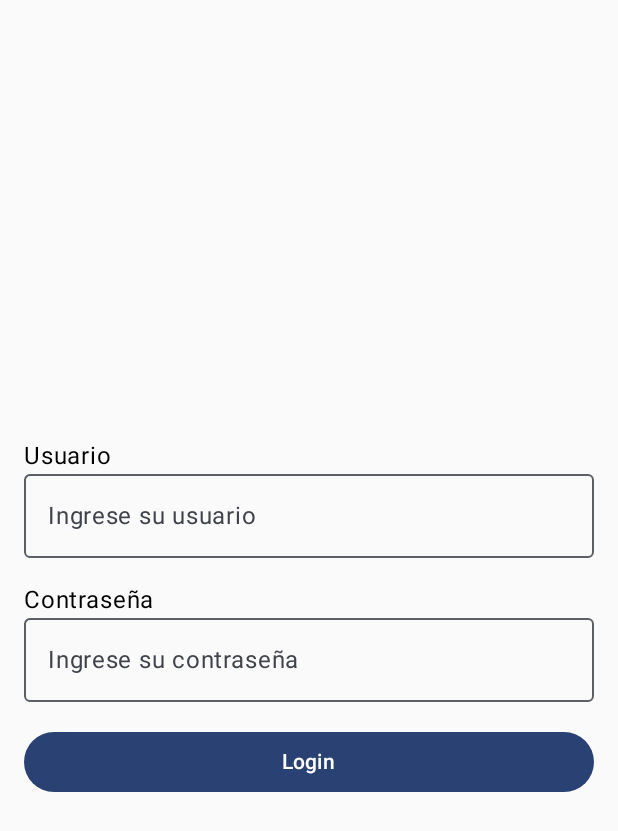
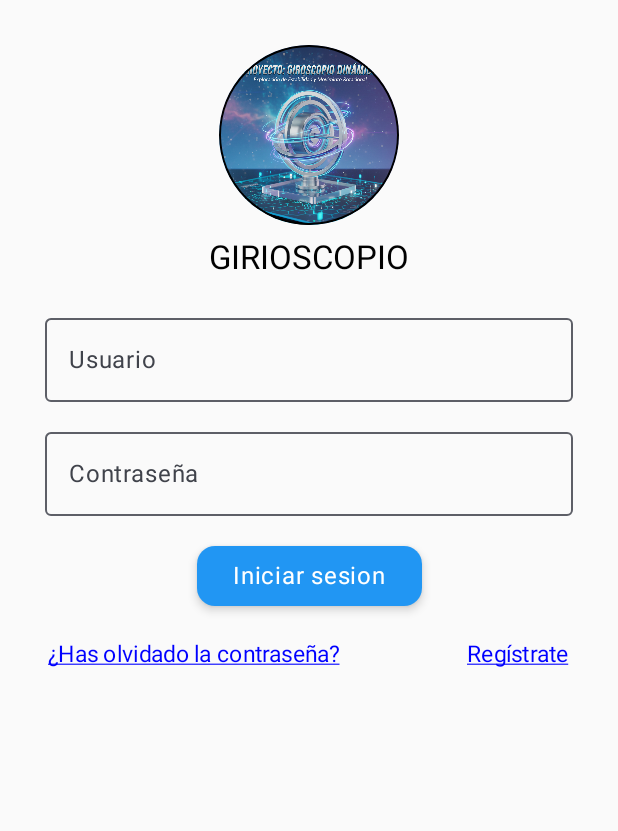
Before and after one commit to Iza-9921/Giroscopio, an Android app built with Jetpack Compose: the screen it shows after launch (MainActivity), on a phone screen of 412 x 824 dp. Shown: the top 831 px of the screen. Run offline under Robolectric (Android 15) with nearby library versions, the phone set to English and light mode, and no system bars.

Commit message:
Creacion de login, registro

```diff
--- a/app/src/main/java/com/example/giroscopioapp/MainActivity.kt
+++ b/app/src/main/java/com/example/giroscopioapp/MainActivity.kt
@@ -3,34 +3,19 @@ package com.example.giroscopioapp
 import android.os.Bundle
 import androidx.activity.ComponentActivity
 import androidx.activity.compose.setContent
-import androidx.compose.runtime.Composable
-import androidx.navigation.compose.NavHost
-import androidx.navigation.compose.composable
-import androidx.navigation.compose.rememberNavController
-import com.example.giroscopioapp.screens.GyroscopeScreen
-import com.example.giroscopioapp.screens.LoginScreen
+import androidx.activity.enableEdgeToEdge
+import com.example.giroscopioapp.ui.Navigation
 import com.example.giroscopioapp.ui.theme.GiroscopioAppTheme
 
 class MainActivity : ComponentActivity() {
     override fun onCreate(savedInstanceState: Bundle?) {
         super.onCreate(savedInstanceState)
+        enableEdgeToEdge()
         setContent {
             GiroscopioAppTheme {
-                AppNavigation()
+                Navigation()
             }
         }
     }
 }
-
-@Composable
-fun AppNavigation() {
-    val navController = rememberNavController()
-    NavHost(navController = navController, startDestination = "login") {
-        composable("login") {
-            LoginScreen(navController = navController)
-        }
-        composable("gyroscope") {
-            GyroscopeScreen()
-        }
-    }
-}
+//GiroscopioAppTheme
--- a/app/src/main/java/com/example/giroscopioapp/screens/LoginScreen.kt
+++ /dev/null
@@ -1,53 +0,0 @@
-package com.example.giroscopioapp.screens
-
-import androidx.compose.foundation.layout.*
-import androidx.compose.material3.Button
-import androidx.compose.material3.OutlinedTextField
-import androidx.compose.material3.Text
-import androidx.compose.runtime.*
-import androidx.compose.ui.Alignment
-import androidx.compose.ui.Modifier
-import androidx.compose.ui.text.input.PasswordVisualTransformation
-import androidx.compose.ui.unit.dp
-import androidx.navigation.NavController
-
-@Composable
-fun LoginScreen(navController: NavController) {
-    var username by remember { mutableStateOf("") }
-    var password by remember { mutableStateOf("") }
-
-    Column(
-        modifier = Modifier
-            .fillMaxSize()
-            .padding(16.dp),
-        verticalArrangement = Arrangement.Center,
-        horizontalAlignment = Alignment.CenterHorizontally
-    ) {
-        Text("Usuario", modifier = Modifier.fillMaxWidth())
-        OutlinedTextField(
-            value = username,
-            onValueChange = { username = it },
-            placeholder = { Text("Ingrese su usuario") },
-            modifier = Modifier.fillMaxWidth()
-        )
-        Spacer(modifier = Modifier.height(16.dp))
-        Text("Contraseña", modifier = Modifier.fillMaxWidth())
-        OutlinedTextField(
-            value = password,
-            onValueChange = { password = it },
-            placeholder = { Text("Ingrese su contraseña") },
-            visualTransformation = PasswordVisualTransformation(),
-            modifier = Modifier.fillMaxWidth()
-        )
-        Spacer(modifier = Modifier.height(16.dp))
-        Button(
-            onClick = {
-                // TODO: Añadir lógica de autenticación
-                navController.navigate("gyroscope")
-            },
-            modifier = Modifier.fillMaxWidth()
-        ) {
-            Text("Login")
-        }
-    }
-}
--- /dev/null
+++ b/app/src/main/java/com/example/giroscopioapp/ui/Navigation.kt
@@ -0,0 +1,37 @@
+package com.example.giroscopioapp.ui
+
+import androidx.compose.runtime.Composable
+import androidx.lifecycle.viewmodel.compose.viewModel
+import androidx.navigation.compose.NavHost
+import androidx.navigation.compose.composable
+import androidx.navigation.compose.rememberNavController
+import com.example.giroscopioapp.ui.screens.HomeScreen
+import com.example.giroscopioapp.ui.screens.LoginScreen
+import com.example.giroscopioapp.ui.screens.MenuScreen
+import com.example.giroscopioapp.ui.screens.RegisterScreen
+import com.example.giroscopioapp.viewmodel.LoginViewModel
+import com.example.giroscopioapp.viewmodel.MenuViewModel
+
+@Composable
+fun Navigation() {
+    val navController = rememberNavController()
+
+    NavHost(navController = navController, startDestination = "login") {
+
+        composable("login") {
+            val vm: LoginViewModel = viewModel()
+            LoginScreen(viewModel = vm, navController = navController)
+        }
+        composable("register") {
+            RegisterScreen(navController = navController)
+        }
+        composable("home") {
+            HomeScreen(navController = navController)
+        }
+
+        composable("menu") {
+            val vm: MenuViewModel = viewModel()
+            MenuScreen(viewModel = vm, navController = navController)
+        }
+    }
+}
--- /dev/null
+++ b/app/src/main/java/com/example/giroscopioapp/ui/components/buttons/PrimaryButton.kt
@@ -0,0 +1,30 @@
+package com.example.giroscopioapp.ui.components.buttons
+
+import androidx.compose.material3.Button
+import androidx.compose.material3.ButtonDefaults
+import androidx.compose.material3.MaterialTheme
+import androidx.compose.material3.Text
+import androidx.compose.runtime.Composable
+import androidx.compose.ui.Modifier
+import androidx.compose.ui.graphics.Color
+import androidx.compose.ui.unit.dp
+
+@Composable
+fun PrimaryButton(
+    text: String,
+    onClick: () -> Unit,
+    modifier: Modifier
+) {
+    Button(
+        onClick = onClick,
+        modifier = Modifier,
+        shape = MaterialTheme.shapes.medium,
+        elevation = ButtonDefaults.buttonElevation(4.dp),
+        colors = ButtonDefaults.buttonColors(
+            containerColor = Color(0xFF2196F3)
+        )
+
+    ) {
+        Text(text = text, style = MaterialTheme.typography.bodyLarge)
+    }
+}
--- /dev/null
+++ b/app/src/main/java/com/example/giroscopioapp/ui/components/images/CircularImage.kt
@@ -0,0 +1,27 @@
+package com.example.giroscopioapp.ui.components.images
+
+import androidx.compose.foundation.BorderStroke
+import androidx.compose.foundation.Image
+import androidx.compose.foundation.border
+import androidx.compose.foundation.layout.size
+import androidx.compose.foundation.shape.CircleShape
+import androidx.compose.runtime.Composable
+import androidx.compose.ui.Modifier
+import androidx.compose.ui.draw.clip
+import androidx.compose.ui.graphics.Color
+import androidx.compose.ui.layout.ContentScale
+import androidx.compose.ui.res.painterResource
+import androidx.compose.ui.unit.dp
+
+@Composable
+fun CircularImage(imageRes: Int, size: Int = 100) {
+    Image(
+        painter = painterResource(id = imageRes),
+        contentDescription = "Imagen circular",
+        contentScale = ContentScale.Crop,
+        modifier = Modifier
+            .size(size.dp)
+            .clip(CircleShape) // Forma circular
+            .border(border = BorderStroke(1.dp, Color.Black), shape = CircleShape)
+    )
+}
--- /dev/null
+++ b/app/src/main/java/com/example/giroscopioapp/ui/components/inputs/PassWordField.kt
@@ -0,0 +1,35 @@
+package com.example.giroscopioapp.ui.components.inputs
+
+import androidx.compose.foundation.layout.fillMaxWidth
+import androidx.compose.foundation.text.KeyboardActions
+import androidx.compose.foundation.text.KeyboardOptions
+import androidx.compose.material3.OutlinedTextField
+import androidx.compose.material3.Text
+import androidx.compose.runtime.Composable
+import androidx.compose.ui.Modifier
+import androidx.compose.ui.platform.LocalFocusManager
+import androidx.compose.ui.text.input.ImeAction
+import androidx.compose.ui.text.input.KeyboardType
+import androidx.compose.ui.text.input.PasswordVisualTransformation
+import com.example.giroscopioapp.viewmodel.LoginViewModel
+
+@Composable
+fun PasswordField(viewModel: LoginViewModel, label: String = "Contraseña") {
+    val focusManager = LocalFocusManager.current
+
+    OutlinedTextField(
+        value = viewModel.password.value,
+        onValueChange = { viewModel.password.value = it },
+        label = { Text(label) },
+        visualTransformation = PasswordVisualTransformation(),
+        modifier = Modifier.fillMaxWidth(),
+        singleLine = true,
+        keyboardOptions = KeyboardOptions(
+            keyboardType = KeyboardType.Password,
+            imeAction = ImeAction.Done
+        ),
+        keyboardActions = KeyboardActions(
+            onDone = { focusManager.clearFocus() }
+        )
+    )
+}
--- /dev/null
+++ b/app/src/main/java/com/example/giroscopioapp/ui/components/inputs/UserInputField.kt
@@ -0,0 +1,37 @@
+package com.example.giroscopioapp.ui.components.inputs
+
+import androidx.compose.foundation.layout.fillMaxWidth
+import androidx.compose.foundation.text.KeyboardActions
+import androidx.compose.foundation.text.KeyboardOptions
+import androidx.compose.material3.OutlinedTextField
+import androidx.compose.material3.Text
+import androidx.compose.runtime.Composable
+import androidx.compose.ui.Modifier
+import androidx.compose.ui.platform.LocalFocusManager
+import androidx.compose.ui.text.input.ImeAction
+import com.example.giroscopioapp.viewmodel.LoginViewModel
+
+@Composable
+fun UserInputField(
+    viewModel: LoginViewModel,
+    label: String = "Usuario",
+    onNext: (() -> Unit)? = null
+) {
+    val focusManager = LocalFocusManager.current
+
+    OutlinedTextField(
+        value = viewModel.username.value,
+        onValueChange = { viewModel.username.value = it },
+        label = { Text(label) },
+        modifier = Modifier.fillMaxWidth(),
+        singleLine = true,
+        keyboardOptions = KeyboardOptions.Default.copy(
+            imeAction = ImeAction.Next
+        ),
+        keyboardActions = KeyboardActions(
+            onNext = {
+                onNext?.invoke() ?: focusManager.moveFocus(androidx.compose.ui.focus.FocusDirection.Down)
+            }
+        )
+    )
+}
--- /dev/null
+++ b/app/src/main/java/com/example/giroscopioapp/ui/components/texts/Link.kt
@@ -0,0 +1,36 @@
+package com.example.giroscopioapp.ui.components.texts
+
+import androidx.compose.foundation.clickable
+import androidx.compose.foundation.layout.padding
+import androidx.compose.material3.MaterialTheme
+import androidx.compose.material3.Text
+import androidx.compose.runtime.Composable
+import androidx.compose.ui.Modifier
+import androidx.compose.ui.graphics.Color
+import androidx.compose.ui.text.style.TextAlign
+import androidx.compose.ui.text.style.TextDecoration
+import androidx.compose.ui.unit.dp
+import androidx.compose.ui.unit.sp
+
+@Composable
+fun Link(
+    text: String,
+    fontSize: Int = 15,
+    color: Color = Color.Blue,
+    textAlign: TextAlign = TextAlign.Start,
+    modifier: Modifier = Modifier,
+    onClick: () -> Unit // Acción al hacer click
+) {
+    Text(
+        text = text,
+        fontSize = fontSize.sp,
+        color = color,
+        textAlign = textAlign,
+        style = MaterialTheme.typography.bodyMedium.copy(
+            textDecoration = TextDecoration.Underline // Subrayado para parecer un link
+        ),
+        modifier = modifier
+            .clickable { onClick() }
+            .padding(2.dp) // Padding opcional para mejor área clickeable
+    )
+}
--- /dev/null
+++ b/app/src/main/java/com/example/giroscopioapp/ui/components/texts/Title.kt
@@ -0,0 +1,27 @@
+package com.example.giroscopioapp.ui.components.texts
+
+import androidx.compose.material3.MaterialTheme
+import androidx.compose.material3.Text
+import androidx.compose.runtime.Composable
+import androidx.compose.ui.Modifier
+import androidx.compose.ui.graphics.Color
+import androidx.compose.ui.text.style.TextAlign
+import androidx.compose.ui.unit.sp
+
+@Composable
+fun Title(
+    text: String,
+    fontSize: Int = 24,
+    color: Color = Color.Black,
+    textAlign: TextAlign = TextAlign.Center,
+    modifier: Modifier = Modifier
+) {
+    Text(
+        text = text,
+        fontSize = fontSize.sp,
+        color = color,
+        textAlign = textAlign,
+        style = MaterialTheme.typography.titleLarge,
+        modifier = modifier
+    )
+}
--- a/app/src/main/java/com/example/giroscopioapp/screens/GyroscopeScreen.kt
+++ b/app/src/main/java/com/example/giroscopioapp/ui/screens/GyroscopeScreen.kt
@@ -1,4 +1,4 @@
-package com.example.giroscopioapp.screens
+package com.example.giroscopioapp.ui.screens
 
 import androidx.compose.foundation.background
 import androidx.compose.foundation.layout.Arrangement
--- /dev/null
+++ b/app/src/main/java/com/example/giroscopioapp/ui/screens/LoginScreen.kt
@@ -0,0 +1,102 @@
+package com.example.giroscopioapp.ui.screens
+
+import android.annotation.SuppressLint
+import androidx.compose.foundation.layout.*
+import androidx.compose.material3.MaterialTheme
+import androidx.compose.material3.Text
+import androidx.compose.runtime.Composable
+import androidx.compose.ui.Alignment
+import androidx.compose.ui.Modifier
+import androidx.compose.ui.graphics.Color
+import androidx.compose.ui.tooling.preview.Preview
+import androidx.compose.ui.unit.dp
+import androidx.navigation.NavController
+import androidx.navigation.compose.rememberNavController
+import com.example.giroscopioapp.R
+import com.example.giroscopioapp.ui.components.buttons.PrimaryButton
+import com.example.giroscopioapp.ui.components.images.CircularImage
+import com.example.giroscopioapp.ui.components.inputs.PasswordField
+import com.example.giroscopioapp.ui.components.inputs.UserInputField
+import com.example.giroscopioapp.ui.components.texts.Link
+import com.example.giroscopioapp.ui.components.texts.Title
+import com.example.giroscopioapp.ui.theme.GiroscopioAppTheme
+import com.example.giroscopioapp.viewmodel.LoginViewModel
+
+@Composable
+fun LoginScreen(viewModel: LoginViewModel, navController: NavController) {
+    Column(
+        modifier = Modifier
+            .fillMaxSize()
+            .padding(30.dp),
+        horizontalAlignment = Alignment.CenterHorizontally,
+        // Cambio mínimo: arrancar el contenido arriba para que la imagen y el título siempre se vean
+        verticalArrangement = Arrangement.Top
+    ) {
+        // Pedir tamaño explícito (tu CircularImage ya acepta `size: Int`)
+        CircularImage(R.drawable.gemini_generated_image_pjhj4ipjhj4ipjhj, size = 120)
+        Spacer(modifier = Modifier.height(8.dp))
+
+        // Aseguramos que el Title tenga ancho para mostrarse correctamente
+        Title("GIRIOSCOPIO", fontSize = 22, modifier = Modifier.fillMaxWidth())
+
+        Spacer(modifier = Modifier.height(18.dp))
+
+        UserInputField(viewModel = viewModel, label = "Usuario")
+        Spacer(modifier = Modifier.height(12.dp))
+        PasswordField(viewModel = viewModel, label = "Contraseña")
+
+        if (viewModel.loginError.value.isNotEmpty()) {
+            Spacer(modifier = Modifier.height(8.dp))
+            Text(
+                text = viewModel.loginError.value,
+                color = Color.Red,
+                style = MaterialTheme.typography.bodyMedium
+            )
+        }
+
+        Spacer(modifier = Modifier.height(16.dp))
+
+        PrimaryButton(
+            text = "Iniciar sesion",
+            onClick = {
+                viewModel.login {
+                    navController.navigate("menu") {
+                        popUpTo("login") { inclusive = true }
+                    }
+                }
+            },
+            // hacemos botón ancho y con altura razonable
+            modifier = Modifier
+                .fillMaxWidth()
+                .height(48.dp)
+        )
+
+        Spacer(modifier = Modifier.height(12.dp))
+
+        Row(
+            modifier = Modifier
+                .fillMaxWidth()
+                .padding(top = 4.dp),
+            horizontalArrangement = Arrangement.SpaceBetween,
+            verticalAlignment = Alignment.CenterVertically
+        ) {
+            Link("¿Has olvidado la contraseña?") {
+                navController.navigate("forgot_password")
+            }
+            Link("Regístrate") {
+                navController.navigate("register")
+            }
+        }
+    }
+}
+
+@SuppressLint("ViewModelConstructorInComposable")
+@Preview(showBackground = true)
+@Composable
+fun PreviewLoginScreen() {
+    GiroscopioAppTheme {
+        val navController = rememberNavController()
+        val viewModel = LoginViewModel()
+        LoginScreen(viewModel, navController)
+    }
+}
--- /dev/null
+++ b/app/src/main/java/com/example/giroscopioapp/viewmodel/LoginViewModel.kt
@@ -0,0 +1,19 @@
+package com.example.giroscopioapp.viewmodel
+
+import androidx.compose.runtime.mutableStateOf
+import androidx.lifecycle.ViewModel
+
+class LoginViewModel : ViewModel() {
+    var password = mutableStateOf("")
+    var username = mutableStateOf("")
+    var loginError = mutableStateOf("")
+
+    fun login(onSuccess: () -> Unit) {
+        if (username.value == "admin" && password.value == "123") {
+            loginError.value = ""
+            onSuccess()
+        } else {
+            loginError.value = "Usuario o contraseña incorrectos"
+        }
+    }
+}
```
Also changed, not shown: app/src/main/java/com/example/giroscopioapp/ui/components/InfoCard.kt (added, +35 -0 lines), app/src/main/java/com/example/giroscopioapp/ui/components/texts/Label.kt (added, +27 -0 lines), app/src/main/java/com/example/giroscopioapp/ui/screens/HomeScreen.kt (added, +21 -0 lines), app/src/main/java/com/example/giroscopioapp/ui/screens/MenuScreen.kt (added, +52 -0 lines), app/src/main/java/com/example/giroscopioapp/ui/screens/RegisterScreen.kt (added, +106 -0 lines), app/src/main/java/com/example/giroscopioapp/viewmodel/MenuViewModel.kt (added, +16 -0 lines), app/src/main/res/drawable/gemini_generated_image_pjhj4ipjhj4ipjhj.png (added).
